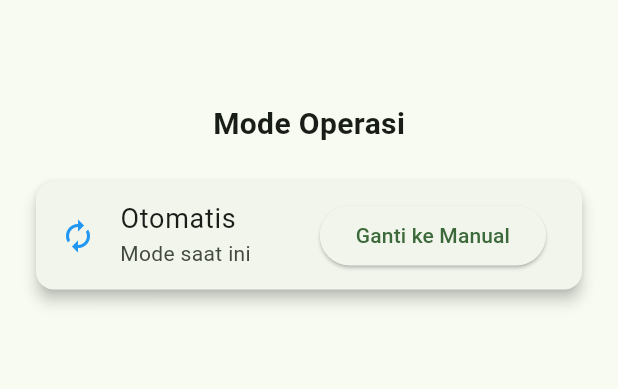
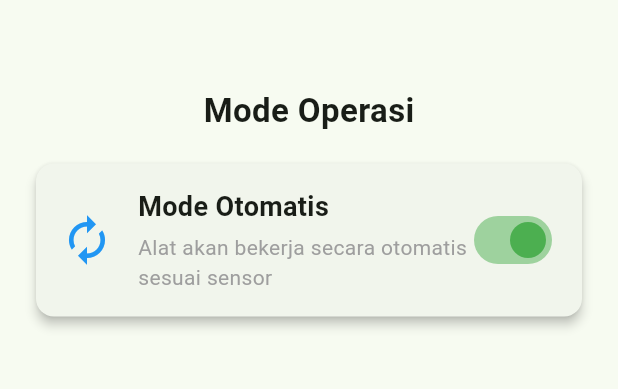
Before and after one commit to IQ1341/HamaGuardApp, a Flutter app: the ControlScreen screen opened directly, on a phone screen of 412 x 824 dp, the part 78-467 px from its top. Run offline on Flutter 3.47's test engine with Material 3 defaults, Android fonts, the light colour scheme and no system bars.

Commit message:
update controlScreen

```diff
--- a/lib/screens/control/control_screen.dart
+++ b/lib/screens/control/control_screen.dart
@@ -18,9 +18,31 @@ class _ControlScreenState extends State<ControlScreen> {
   }
 
   void triggerRepeller() {
-    // fungsi sementara, nanti bisa dihubungkan ke backend/ESP32
-    ScaffoldMessenger.of(context).showSnackBar(
-      const SnackBar(content: Text('Pengusir diaktifkan secara manual!')),
+    showDialog(
+      context: context,
+      builder: (context) => AlertDialog(
+        shape: RoundedRectangleBorder(borderRadius: BorderRadius.circular(16)),
+        title: const Row(
+          children: [
+            Icon(Icons.check_circle_outline, color: Colors.green),
+            SizedBox(width: 8),
+            Text('Berhasil'),
+          ],
+        ),
+        content: const Text(
+          'Pengusir hama berhasil diaktifkan secara manual.',
+          style: TextStyle(fontSize: 16),
+        ),
+        actions: [
+          TextButton(
+            onPressed: () => Navigator.of(context).pop(),
+            child: const Text(
+              'Tutup',
+              style: TextStyle(fontWeight: FontWeight.w600),
+            ),
+          ),
+        ],
+      ),
     );
   }
 
@@ -28,35 +50,58 @@ class _ControlScreenState extends State<ControlScreen> {
   Widget build(BuildContext context) {
     return Scaffold(
       appBar: const CustomHeader(
-        deviceName: 'HamaGuard', // ini wajib diisi
+        deviceName: 'HamaGuard',
       ),
       body: Padding(
         padding: const EdgeInsets.all(20),
         child: Column(
           children: [
-            const SizedBox(height: 20),
+            const SizedBox(height: 10),
             const Text(
               'Mode Operasi',
-              style: TextStyle(fontSize: 20, fontWeight: FontWeight.bold),
+              style: TextStyle(fontSize: 22, fontWeight: FontWeight.bold),
             ),
-            const SizedBox(height: 20),
+            const SizedBox(height: 16),
             Card(
-              elevation: 4,
-              child: ListTile(
-                leading: Icon(
-                  isAutoMode ? Icons.autorenew : Icons.handyman,
-                  color: isAutoMode ? Colors.blue : Colors.orange,
-                ),
-                title: Text(
-                  isAutoMode ? 'Otomatis' : 'Manual',
-                  style: const TextStyle(fontSize: 18),
-                ),
-                subtitle: const Text('Mode saat ini'),
-                trailing: ElevatedButton(
-                  onPressed: toggleMode,
-                  child: Text(
-                    isAutoMode ? 'Ganti ke Manual' : 'Ganti ke Otomatis',
-                  ),
+              elevation: 3,
+              shape: RoundedRectangleBorder(
+                  borderRadius: BorderRadius.circular(12)),
+              child: Padding(
+                padding: const EdgeInsets.all(16),
+                child: Row(
+                  children: [
+                    Icon(
+                      isAutoMode ? Icons.autorenew : Icons.handyman,
+                      color: isAutoMode ? Colors.blue : Colors.orange,
+                      size: 36,
+                    ),
+                    const SizedBox(width: 16),
+                    Expanded(
+                      child: Column(
+                        crossAxisAlignment: CrossAxisAlignment.start,
+                        children: [
+                          Text(
+                            isAutoMode ? 'Mode Otomatis' : 'Mode Manual',
+                            style: const TextStyle(
+                                fontSize: 18, fontWeight: FontWeight.w600),
+                          ),
+                          const SizedBox(height: 4),
+                          Text(
+                            isAutoMode
+                                ? 'Alat akan bekerja secara otomatis sesuai sensor'
+                                : 'Kamu dapat mengaktifkan alat secara manual',
+                            style: const TextStyle(
+                                fontSize: 14, color: Colors.grey),
+                          ),
+                        ],
+                      ),
+                    ),
+                    Switch(
+                      value: isAutoMode,
+                      onChanged: (_) => toggleMode(),
+                      activeColor: Colors.green,
+                    ),
+                  ],
                 ),
               ),
             ),
@@ -68,6 +113,11 @@ class _ControlScreenState extends State<ControlScreen> {
                 label: const Text('Aktifkan Pengusir Sekarang'),
                 style: ElevatedButton.styleFrom(
                   backgroundColor: Colors.red,
+                  foregroundColor: Colors.white,
+                  padding:
+                      const EdgeInsets.symmetric(vertical: 14, horizontal: 24),
+                  shape: RoundedRectangleBorder(
+                      borderRadius: BorderRadius.circular(12)),
                   minimumSize: const Size.fromHeight(50),
                 ),
               ),
```
